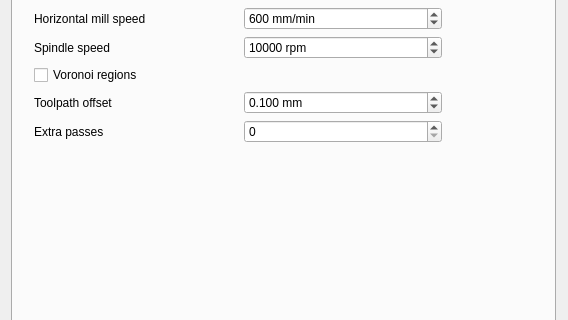
First picture: the form in mainwindow.ui, repository ownedcore/pcb2gcodeGUI, before the edit; both pictures show x 0 to 568 and y 99 to 419 of the 907 by 709 pixel window.
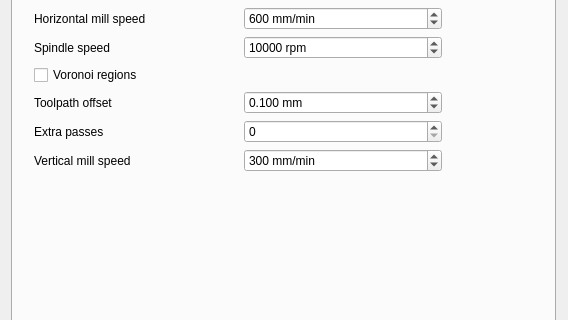
Second picture: the form after the edit. The open tabs and pages were chosen to show the change.

Commit message: Adds option "mill-vertfeed"

Diff of the .ui file:
```diff
--- a/mainwindow.ui
+++ b/mainwindow.ui
@@ -997,7 +997,39 @@
              </property>
             </widget>
            </item>
-           <item row="6" column="0" colspan="2">
+           <item row="6" column="0">
+            <widget class="QLabel" name="millvertfeedLabel">
+             <property name="toolTip">
+              <string>&lt;html&gt;&lt;head/&gt;&lt;body&gt;&lt;p&gt;&lt;span style=&quot; font-style:italic;&quot;&gt;--mill-vertfeed&lt;/span&gt;&lt;/p&gt;&lt;p&gt;Vertical feed while isolating.&lt;/p&gt;&lt;/body&gt;&lt;/html&gt;</string>
+             </property>
+             <property name="text">
+              <string>Vertical mill speed</string>
+             </property>
+             <property name="buddy">
+              <cstring>millvertfeedSpinBox</cstring>
+             </property>
+            </widget>
+           </item>
+           <item row="6" column="1">
+            <widget class="QSpinBox" name="millvertfeedSpinBox">
+             <property name="toolTip">
+              <string>&lt;html&gt;&lt;head/&gt;&lt;body&gt;&lt;p&gt;&lt;span style=&quot; font-style:italic;&quot;&gt;--mill-vertfeed&lt;/span&gt;&lt;/p&gt;&lt;p&gt;Vertical feed while isolating.&lt;/p&gt;&lt;/body&gt;&lt;/html&gt;</string>
+             </property>
+             <property name="suffix">
+              <string> mm/min</string>
+             </property>
+             <property name="maximum">
+              <number>10000</number>
+             </property>
+             <property name="singleStep">
+              <number>10</number>
+             </property>
+             <property name="value">
+              <number>300</number>
+             </property>
+            </widget>
+           </item>
+           <item row="7" column="0" colspan="2">
             <spacer name="verticalSpacer_3">
              <property name="orientation">
               <enum>Qt::Vertical</enum>
```
Left out of the diff: 13 changed lines with no effect on the pictures. The commit also changes 1 other file.
